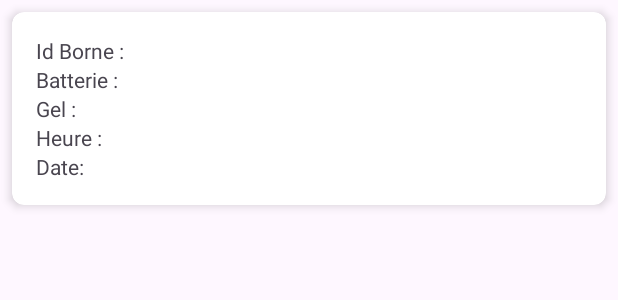
After one commit to Ladji600/Projet_borneGel, an Android app: the layout item_bornes.xml on its own in the app's theme, with its tools: preview values and no code run, on a phone screen of 412 x 824 dp. The commit adds this screen. Shown: the top 300 px of the screen. Run offline under Robolectric (Android 15) with nearby library versions, the light colour scheme and no system bars; network calls fail.

Commit message:
plusieurs bornes affichage

```diff
--- /dev/null
+++ b/app/src/main/res/layout/item_bornes.xml
@@ -0,0 +1,49 @@
+<?xml version="1.0" encoding="utf-8"?>
+
+<androidx.cardview.widget.CardView xmlns:android="http://schemas.android.com/apk/res/android"
+    xmlns:app="http://schemas.android.com/apk/res-auto"
+    android:layout_width="match_parent"
+    android:layout_height="wrap_content"
+    app:cardCornerRadius="8dp"
+    app:cardElevation="4dp"
+    android:layout_margin="8dp">
+
+    <LinearLayout
+        android:layout_width="match_parent"
+        android:layout_height="wrap_content"
+        android:orientation="vertical"
+        android:padding="16dp">
+
+        <TextView
+            android:id="@+id/text_id_borne"
+            android:layout_width="wrap_content"
+            android:layout_height="wrap_content"
+            android:text="Id Borne :" />
+
+        <TextView
+            android:id="@+id/text_batterie"
+            android:layout_width="wrap_content"
+            android:layout_height="wrap_content"
+            android:text="Batterie :" />
+
+        <TextView
+            android:id="@+id/text_gel"
+            android:layout_width="wrap_content"
+            android:layout_height="wrap_content"
+            android:text="Gel :" />
+
+        <TextView
+            android:id="@+id/text_heure"
+            android:layout_width="wrap_content"
+            android:layout_height="wrap_content"
+            android:text="Heure : " />
+
+        <TextView
+            android:id="@+id/text_date"
+            android:layout_width="wrap_content"
+            android:layout_height="wrap_content"
+            android:text="Date: " />
+
+    </LinearLayout>
+
+</androidx.cardview.widget.CardView>
```
Also changed, not shown: app/src/main/java/com/example/smartgel_v4/BornesActivity.java (+92 -9 lines), app/src/main/java/com/example/smartgel_v4/MyBorne.java (added, +62 -0 lines), app/src/main/java/com/example/smartgel_v4/OneBorneActivity.java (+24 -3 lines), app/src/main/res/layout/activity_bornes.xml (+12 -2 lines).
